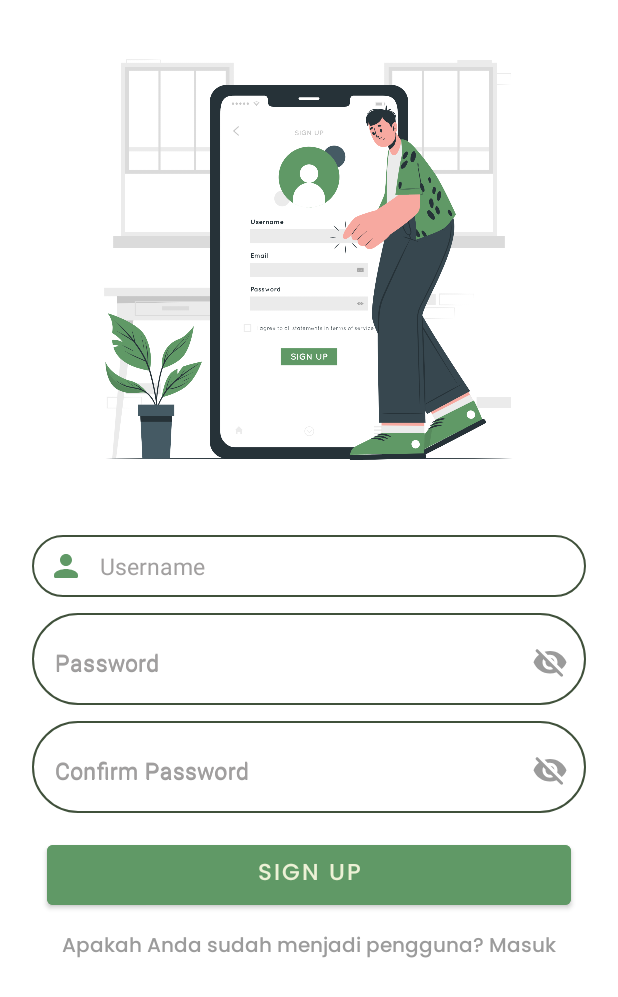
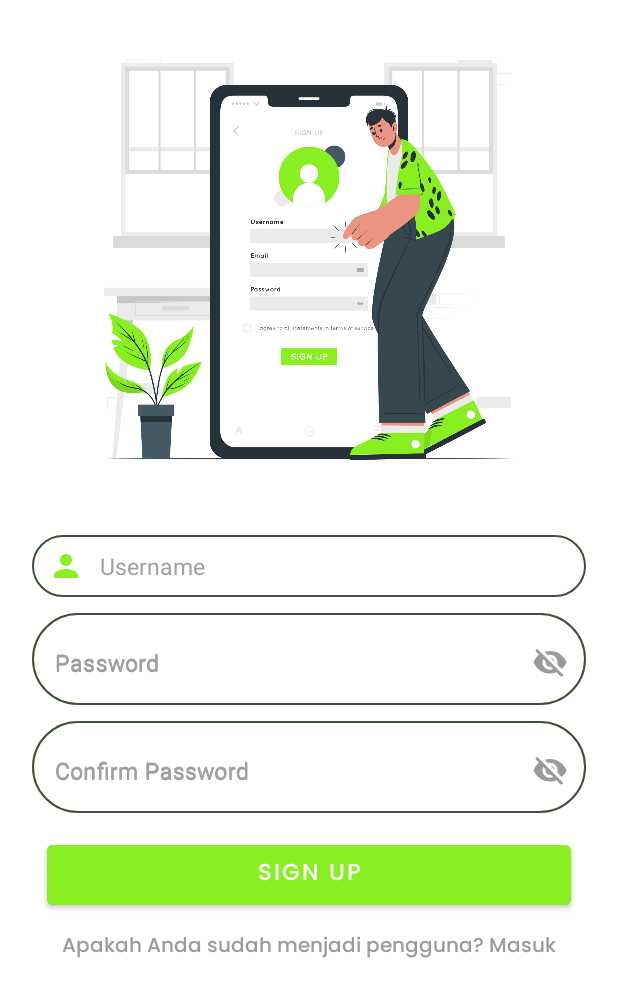
Before and after one commit to SarifaAJ/FinanceTracker, an Android app: the SignupActivity screen opened directly, with no data from a screen before it, on a phone screen of 412 x 824 dp. Shown: the top 997 px of the screen. Run offline under Robolectric (Android 15) with nearby library versions, the phone set to English and light mode, and no system bars; our stand-ins replace sdp/ssp sizes.

Commit message:
message commit

```diff
--- a/app/src/main/res/drawable/round_lock_24.xml
+++ /dev/null
@@ -1,5 +0,0 @@
-<vector android:height="24dp" android:tint="#90A955"
-    android:viewportHeight="24" android:viewportWidth="24"
-    android:width="24dp" xmlns:android="http://schemas.android.com/apk/res/android">
-    <path android:fillColor="@android:color/white" android:pathData="M18,8h-1L17,6c0,-2.76 -2.24,-5 -5,-5S7,3.24 7,6v2L6,8c-1.1,0 -2,0.9 -2,2v10c0,1.1 0.9,2 2,2h12c1.1,0 2,-0.9 2,-2L20,10c0,-1.1 -0.9,-2 -2,-2zM12,17c-1.1,0 -2,-0.9 -2,-2s0.9,-2 2,-2 2,0.9 2,2 -0.9,2 -2,2zM9,8L9,6c0,-1.66 1.34,-3 3,-3s3,1.34 3,3v2L9,8z"/>
-</vector>
--- a/app/src/main/res/drawable/round_person_24.xml
+++ b/app/src/main/res/drawable/round_person_24.xml
@@ -1,4 +1,4 @@
-<vector android:height="24dp" android:tint="#609966"
+<vector android:height="24dp" android:tint="#88EF21"
     android:viewportHeight="24" android:viewportWidth="24"
     android:width="24dp" xmlns:android="http://schemas.android.com/apk/res/android">
     <path android:fillColor="@android:color/white" android:pathData="M12,12c2.21,0 4,-1.79 4,-4s-1.79,-4 -4,-4 -4,1.79 -4,4 1.79,4 4,4zM12,14c-2.67,0 -8,1.34 -8,4v1c0,0.55 0.45,1 1,1h14c0.55,0 1,-0.45 1,-1v-1c0,-2.66 -5.33,-4 -8,-4z"/>
--- a/app/src/main/res/drawable/selected.xml
+++ b/app/src/main/res/drawable/selected.xml
@@ -7,7 +7,7 @@
             android:thickness="@dimen/_2sdp"
             android:innerRadius="@dimen/_3sdp"
             android:useLevel="false">
-            <solid android:color="@color/green_2"/>
+            <solid android:color="@color/green"/>
         </shape>
     </item>
 </layer-list>
--- a/app/src/main/res/layout/activity_login.xml
+++ b/app/src/main/res/layout/activity_login.xml
@@ -72,10 +72,10 @@
         android:layout_marginStart="@dimen/_16sdp"
         android:layout_marginTop="@dimen/_12sdp"
         android:layout_marginEnd="@dimen/_16sdp"
-        android:backgroundTint="@color/green_2"
+        android:backgroundTint="@color/green"
         android:fontFamily="@font/poppins_medium"
         android:text="@string/log_in"
-        android:textColor="@color/green_4"
+        android:textColor="@color/white"
         android:textSize="@dimen/_12sdp" />
 
     <TextView
--- a/app/src/main/res/layout/activity_main.xml
+++ b/app/src/main/res/layout/activity_main.xml
@@ -34,7 +34,8 @@
             android:layout_height="wrap_content"
             android:layout_marginEnd="@dimen/_16sdp"
             android:clickable="true"
-            android:text="Next"
+            android:fontFamily="@font/poppins_medium"
+            android:text="@string/next"
             android:textSize="@dimen/_12sdp"
             android:textStyle="bold"
             android:textColor="@color/black"
--- a/app/src/main/res/layout/activity_signup.xml
+++ b/app/src/main/res/layout/activity_signup.xml
@@ -101,10 +101,10 @@
         android:layout_marginStart="@dimen/_16sdp"
         android:layout_marginTop="@dimen/_12sdp"
         android:layout_marginEnd="@dimen/_16sdp"
-        android:backgroundTint="@color/green_2"
+        android:backgroundTint="@color/green"
         android:fontFamily="@font/poppins_medium"
         android:text="@string/sign_up"
-        android:textColor="@color/green_4"
+        android:textColor="@color/white"
         android:textSize="@dimen/_12sdp" />
 
     <TextView
```
Also changed, not shown: app/src/main/res/drawable/tab_indicator.xml (deleted, +0 -7 lines), app/src/main/res/drawable/finance_welcome.png, app/src/main/res/drawable/login.png, app/src/main/res/drawable/onboard_1.png, app/src/main/res/drawable/onboard_2.png, app/src/main/res/drawable/onboard_3.png, app/src/main/res/drawable/sign_up.png.
